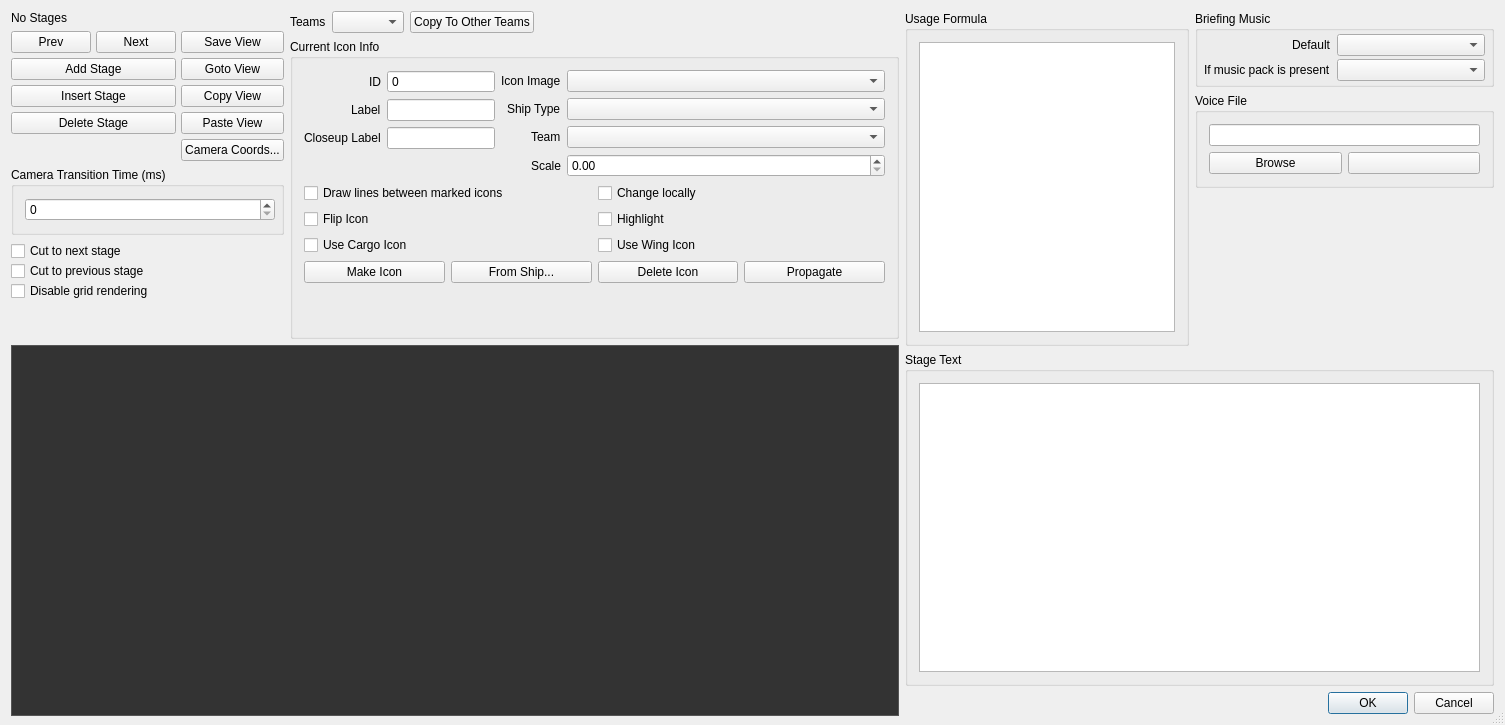
Qt form qtfred/ui/BriefingEditorDialog.ui (MjnMixael/fs2open.github.com) before a commit.
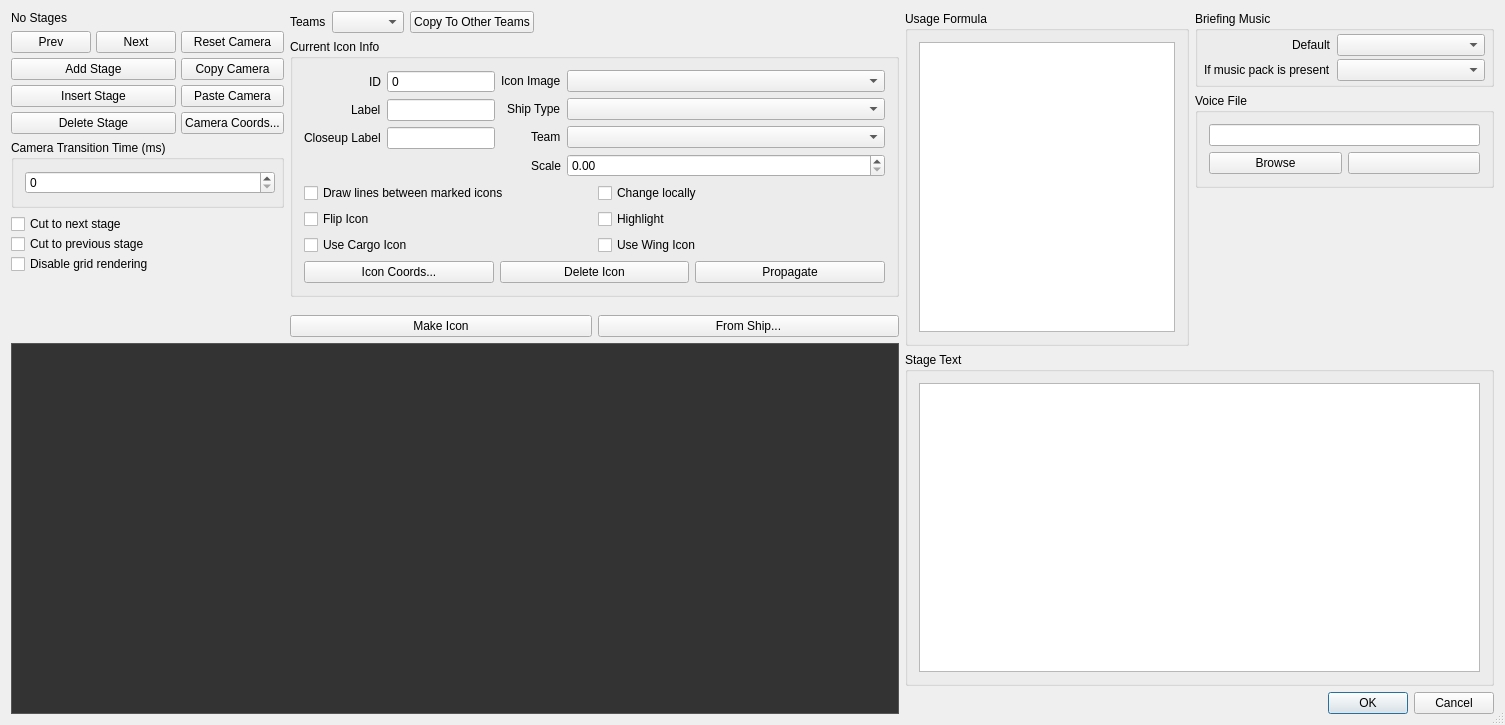
The same form after that commit. Icons and pictures are not drawn. Custom widgets are drawn as their Qt base class.

What changed in the file:
```diff
--- a/qtfred/ui/BriefingEditorDialog.ui
+++ b/qtfred/ui/BriefingEditorDialog.ui
@@ -85,52 +85,6 @@
              </property>
             </widget>
            </item>
-           <item row="1" column="2">
-            <widget class="QPushButton" name="gotoViewButton">
-             <property name="text">
-              <string>Goto View</string>
-             </property>
-             <property name="autoDefault">
-              <bool>false</bool>
-             </property>
-            </widget>
-           </item>
-           <item row="3" column="2">
-            <widget class="QPushButton" name="pasteViewButton">
-             <property name="text">
-              <string>Paste View</string>
-             </property>
-             <property name="autoDefault">
-              <bool>false</bool>
-             </property>
-            </widget>
-           </item>
-           <item row="4" column="2">
-            <widget class="QPushButton" name="cameraCoordinatesButton">
-             <property name="text">
-              <string>Camera Coords...</string>
-             </property>
-             <property name="autoDefault">
-              <bool>false</bool>
-             </property>
-            </widget>
-           </item>
-           <item row="0" column="2">
-            <widget class="QPushButton" name="saveViewButton">
-             <property name="maximumSize">
-              <size>
-               <width>16777215</width>
-               <height>16777215</height>
-              </size>
-             </property>
-             <property name="text">
-              <string>Save View</string>
-             </property>
-             <property name="autoDefault">
-              <bool>false</bool>
-             </property>
-            </widget>
-           </item>
            <item row="1" column="0" colspan="2">
             <widget class="QPushButton" name="addStageButton">
              <property name="text">
@@ -179,10 +133,40 @@
              </property>
             </widget>
            </item>
-           <item row="2" column="2">
+           <item row="0" column="2">
+            <widget class="QPushButton" name="gotoViewButton">
+             <property name="text">
+              <string>Reset Camera</string>
+             </property>
+             <property name="autoDefault">
+              <bool>false</bool>
+             </property>
+            </widget>
+           </item>
+           <item row="1" column="2">
             <widget class="QPushButton" name="copyViewButton">
              <property name="text">
-              <string>Copy View</string>
+              <string>Copy Camera</string>
+             </property>
+             <property name="autoDefault">
+              <bool>false</bool>
+             </property>
+            </widget>
+           </item>
+           <item row="2" column="2">
+            <widget class="QPushButton" name="pasteViewButton">
+             <property name="text">
+              <string>Paste Camera</string>
+             </property>
+             <property name="autoDefault">
+              <bool>false</bool>
+             </property>
+            </widget>
+           </item>
+           <item row="3" column="2">
+            <widget class="QPushButton" name="cameraCoordinatesButton">
+             <property name="text">
+              <string>Camera Coords...</string>
              </property>
              <property name="autoDefault">
               <bool>false</bool>
@@ -294,7 +278,7 @@
            <property name="minimumSize">
             <size>
              <width>0</width>
-             <height>300</height>
+             <height>0</height>
             </size>
            </property>
            <property name="title">
@@ -448,22 +432,9 @@
             <item>
              <layout class="QHBoxLayout" name="iconSetupButtonsLayout">
               <item>
-               <widget class="QPushButton" name="makeIconButton">
+               <widget class="QPushButton" name="iconCoordinatesButton">
                 <property name="text">
-                 <string>Make Icon</string>
-                </property>
-                <property name="autoDefault">
-                 <bool>false</bool>
-                </property>
-               </widget>
-              </item>
-              <item>
-               <widget class="QPushButton" name="makeIconFromShipButton">
-                <property name="text">
-                 <string>From Ship...</string>
-                </property>
-                <property name="autoDefault">
-                 <bool>false</bool>
+                 <string>Icon Coords...</string>
                 </property>
                </widget>
               </item>
@@ -489,22 +460,46 @@
               </item>
              </layout>
             </item>
-            <item>
-             <spacer name="iconInfoSpacer">
-              <property name="orientation">
-               <enum>Qt::Vertical</enum>
-              </property>
-              <property name="sizeHint" stdset="0">
-               <size>
-                <width>20</width>
-                <height>40</height>
-               </size>
-              </property>
-             </spacer>
-            </item>
            </layout>
           </widget>
          </item>
+         <item>
+          <spacer name="verticalSpacer">
+           <property name="orientation">
+            <enum>Qt::Vertical</enum>
+           </property>
+           <property name="sizeHint" stdset="0">
+            <size>
+             <width>20</width>
+             <height>40</height>
+            </size>
+           </property>
+          </spacer>
+         </item>
+         <item>
+          <layout class="QHBoxLayout" name="makeIconButtons">
+           <item>
+            <widget class="QPushButton" name="makeIconButton">
+             <property name="text">
+              <string>Make Icon</string>
+             </property>
+             <property name="autoDefault">
+              <bool>false</bool>
+             </property>
+            </widget>
+           </item>
+           <item>
+            <widget class="QPushButton" name="makeIconFromShipButton">
+             <property name="text">
+              <string>From Ship...</string>
+             </property>
+             <property name="autoDefault">
+              <bool>false</bool>
+             </property>
+            </widget>
+           </item>
+          </layout>
+         </item>
         </layout>
        </item>
       </layout>
```
